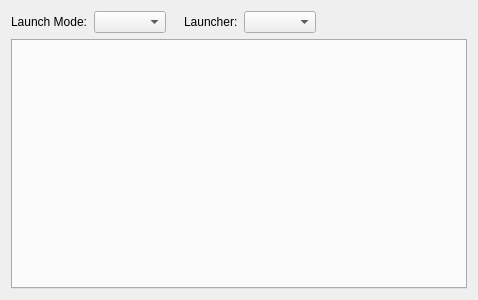
The window that shell/launchconfigtypepage.ui (KDE/kdevelop) describes before a commit, drawn with Qt 5.
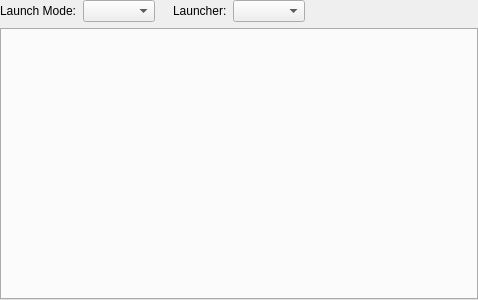
The same window after the commit. Custom widgets are drawn as their Qt base class.

Commit message: Improve the dialog a bit: - remove the splitter and replace with a simple line - put the config page at the same height as the treeview - add a label with the config name over the config page

Patch:
```diff
--- a/shell/launchconfigtypepage.ui
+++ b/shell/launchconfigtypepage.ui
@@ -11,6 +11,9 @@
    </rect>
   </property>
   <layout class="QGridLayout" name="gridLayout">
+   <property name="margin">
+    <number>0</number>
+   </property>
    <item row="0" column="0">
     <layout class="QHBoxLayout" name="horizontalLayout">
      <property name="rightMargin">
```
The commit also changes 4 other files.
